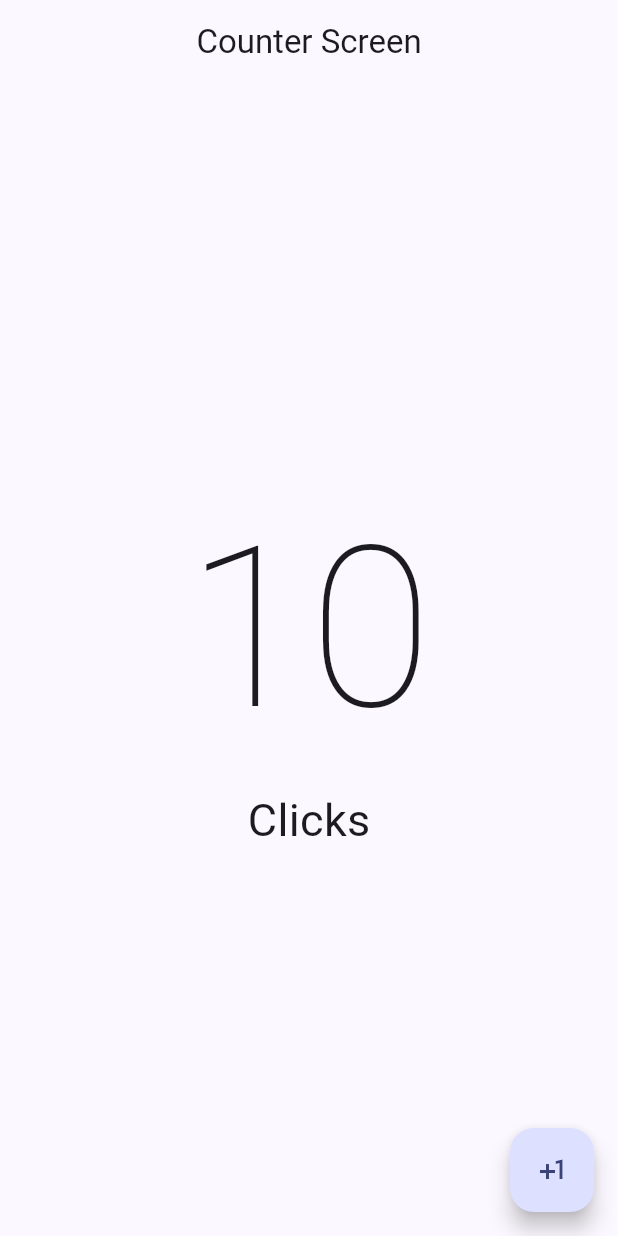
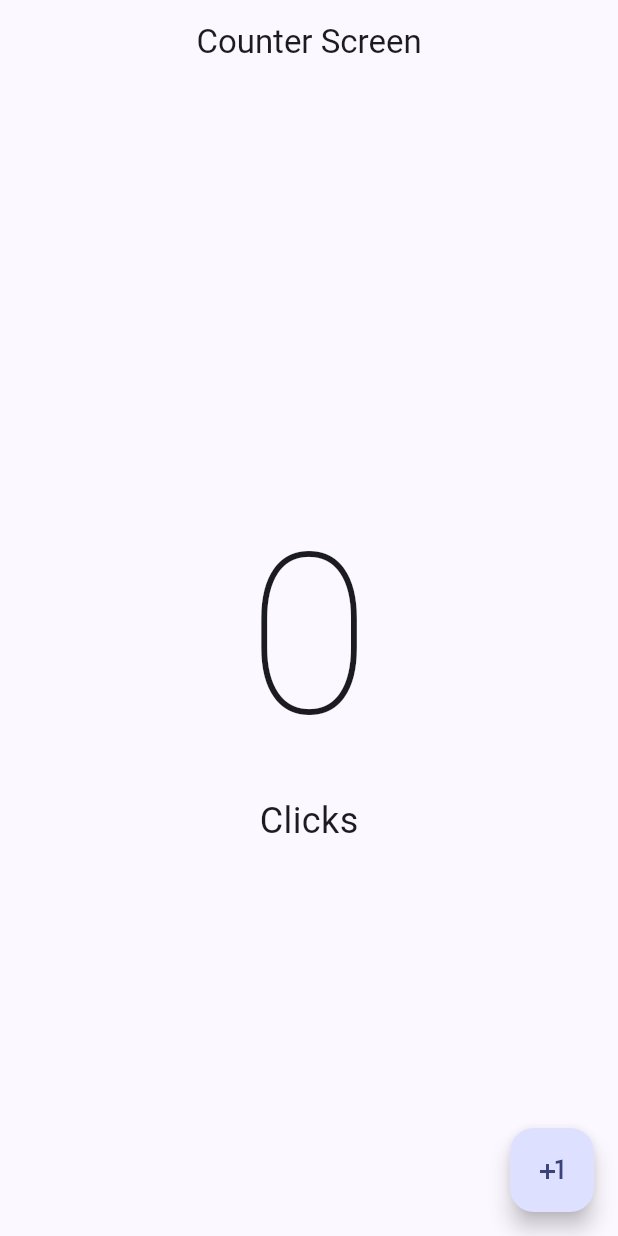
Before and after one commit to luis-sagx/learn-flutter, a Flutter app: the screen it shows after launch, on a phone screen of 412 x 824 dp. Run offline on Flutter 3.47's test engine with Material 3 defaults, Android fonts, the phone set to English and light mode, and no system bars.

Commit message:
counter screen state - stateful

```diff
--- a/mi_app/lib/presentation/screens/counter/counter_screen.dart
+++ b/mi_app/lib/presentation/screens/counter/counter_screen.dart
@@ -1,9 +1,14 @@
 import 'package:flutter/material.dart';
 
-class CounterScreen extends StatelessWidget {
-  final int clickCounter = 0;
+class CounterScreen extends StatefulWidget {
+  const CounterScreen({super.key});
 
-  const CounterScreen({super.key});
+  @override
+  State<CounterScreen> createState() => _CounterScreenState();
+}
+
+class _CounterScreenState extends State<CounterScreen> {
+  int clickCounter = 0;
 
   @override
   Widget build(BuildContext context) {
@@ -13,18 +18,22 @@ class CounterScreen extends StatelessWidget {
         title: const Text('Counter Screen'),
         centerTitle: true,
       ),
-      body: const Center(
+      body: Center(
         child: Column(
           mainAxisAlignment: MainAxisAlignment.center,
           children: [
-            Text('10',
-                style: TextStyle(fontSize: 150, fontWeight: FontWeight.w100)),
-            Text('Clicks', style: TextStyle(fontSize: 30)),
+            Text('$clickCounter',
+                style: const TextStyle(
+                    fontSize: 150, fontWeight: FontWeight.w100)),
+            const Text('Clicks', style: TextStyle(fontSize: 24)),
           ],
         ),
       ),
       floatingActionButton: FloatingActionButton(
-        onPressed: () {},
+        onPressed: () {
+          clickCounter++;
+          setState(() {});
+        },
         child: const Icon(Icons.plus_one),
       ),
     );
```
